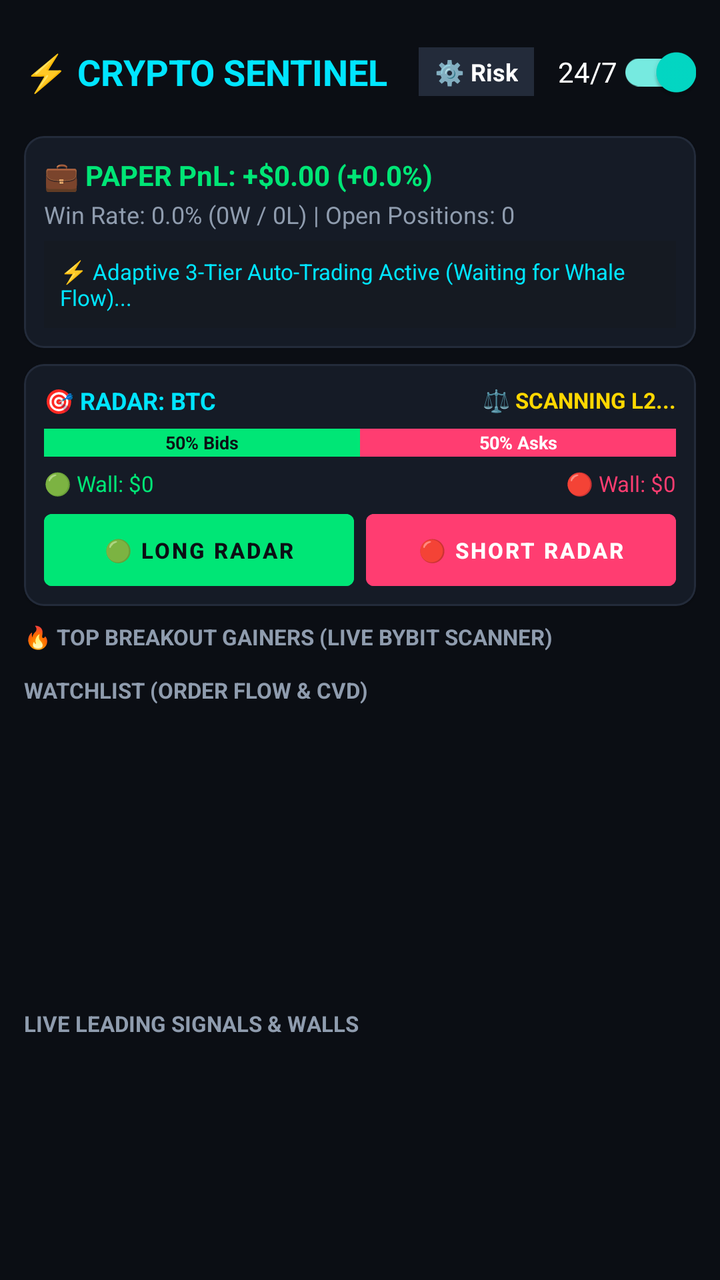
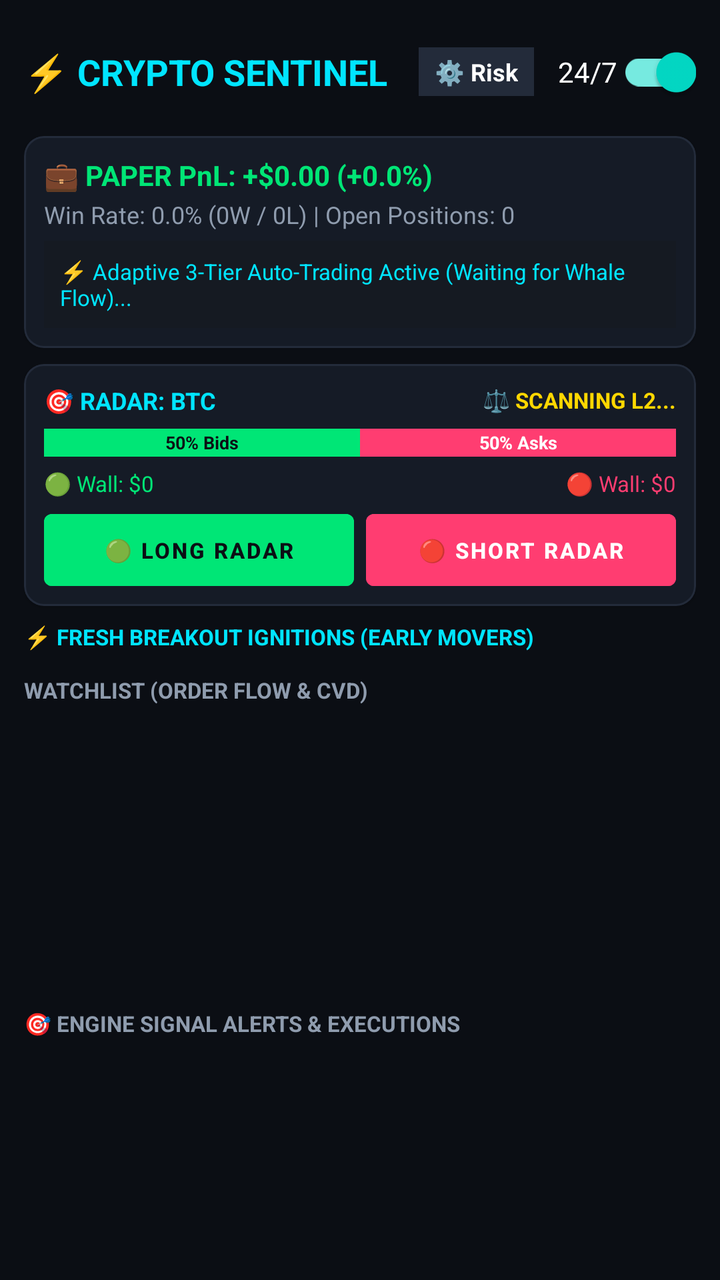

An Android layout rendered at two revisions. The XML below is the earlier revision; the diff shows what the commit changed to produce the second picture.
<!-- AndroidManifest.xml: application theme Theme.CryptoSentinel -->
<!-- res/layout/activity_main.xml -->
<?xml version="1.0" encoding="utf-8"?>
<LinearLayout xmlns:android="http://schemas.android.com/apk/res/android"
    xmlns:app="http://schemas.android.com/apk/res-auto"
    android:layout_width="match_parent"
    android:layout_height="match_parent"
    android:background="@color/bg_dark"
    android:orientation="vertical"
    android:padding="12dp">

    
    <LinearLayout
        android:layout_width="match_parent"
        android:layout_height="wrap_content"
        android:gravity="center_vertical"
        android:orientation="horizontal">

        <TextView
            android:layout_width="0dp"
            android:layout_height="wrap_content"
            android:layout_weight="1"
            android:text="⚡ CRYPTO SENTINEL"
            android:textColor="@color/primary_cyan"
            android:textSize="18sp"
            android:textStyle="bold" />

        <TextView
            android:id="@+id/btnOpenSettings"
            android:layout_width="wrap_content"
            android:layout_height="wrap_content"
            android:layout_marginEnd="12dp"
            android:background="@color/card_border"
            android:clickable="true"
            android:focusable="true"
            android:paddingHorizontal="8dp"
            android:paddingVertical="4dp"
            android:text="⚙️ Risk"
            android:textColor="@color/text_white"
            android:textSize="12sp"
            android:textStyle="bold" />

        <com.google.android.material.switchmaterial.SwitchMaterial
            android:id="@+id/switchService"
            android:layout_width="wrap_content"
            android:layout_height="wrap_content"
            android:checked="true"
            android:text="24/7"
            android:textColor="@color/text_white" />
    </LinearLayout>

    
    <com.google.android.material.card.MaterialCardView
        android:layout_width="match_parent"
        android:layout_height="wrap_content"
        android:layout_marginTop="8dp"
        app:cardBackgroundColor="@color/card_bg"
        app:cardCornerRadius="10dp"
        app:strokeColor="@color/card_border"
        app:strokeWidth="1dp">

        <LinearLayout
            android:layout_width="match_parent"
            android:layout_height="wrap_content"
            android:orientation="vertical"
            android:padding="10dp">

            <TextView
                android:id="@+id/tvPaperPnl"
                android:layout_width="wrap_content"
                android:layout_height="wrap_content"
                android:text="💼 PAPER PnL: +$0.00 (+0.0%)"
                android:textColor="@color/neon_green"
                android:textSize="14sp"
                android:textStyle="bold" />

            <TextView
                android:id="@+id/tvPaperWinRate"
                android:layout_width="wrap_content"
                android:layout_height="wrap_content"
                android:layout_marginTop="2dp"
                android:text="Win Rate: 0.0% (0W / 0L) | Open Positions: 0"
                android:textColor="@color/text_dim"
                android:textSize="12sp" />

            
            <TextView
                android:id="@+id/tvPositionsEmpty"
                android:layout_width="match_parent"
                android:layout_height="wrap_content"
                android:layout_marginTop="5dp"
                android:background="#151A22"
                android:padding="8dp"
                android:text="⚡ Adaptive 3-Tier Auto-Trading Active (Waiting for Whale Flow)..."
                android:textColor="@color/primary_cyan"
                android:textSize="11sp" />

            
            <androidx.recyclerview.widget.RecyclerView
                android:id="@+id/rvActivePositions"
                android:layout_width="match_parent"
                android:layout_height="wrap_content"
                android:layout_marginTop="2dp"
                android:nestedScrollingEnabled="false"
                android:visibility="gone" />
        </LinearLayout>
    </com.google.android.material.card.MaterialCardView>

    
    <com.google.android.material.card.MaterialCardView
        android:layout_width="match_parent"
        android:layout_height="wrap_content"
        android:layout_marginTop="8dp"
        app:cardBackgroundColor="@color/card_bg"
        app:cardCornerRadius="10dp"
        app:strokeColor="@color/card_border"
        app:strokeWidth="1dp">

        <LinearLayout
            android:layout_width="match_parent"
            android:layout_height="wrap_content"
            android:orientation="vertical"
            android:padding="10dp">

            <LinearLayout
                android:layout_width="match_parent"
                android:layout_height="wrap_content"
                android:gravity="center_vertical"
                android:orientation="horizontal">

                <TextView
                    android:id="@+id/tvRadarSymbol"
                    android:layout_width="0dp"
                    android:layout_height="wrap_content"
                    android:layout_weight="1"
                    android:text="🎯 RADAR: BTC"
                    android:textColor="@color/primary_cyan"
                    android:textSize="12sp"
                    android:textStyle="bold" />

                <TextView
                    android:id="@+id/tvRadarStatus"
                    android:layout_width="wrap_content"
                    android:layout_height="wrap_content"
                    android:text="⚖️ SCANNING L2..."
                    android:textColor="@color/gold_accent"
                    android:textSize="11sp"
                    android:textStyle="bold" />
            </LinearLayout>

            
            <LinearLayout
                android:layout_width="match_parent"
                android:layout_height="14dp"
                android:layout_marginTop="6dp"
                android:orientation="horizontal">

                <TextView
                    android:id="@+id/barBids"
                    android:layout_width="0dp"
                    android:layout_height="match_parent"
                    android:layout_weight="50"
                    android:background="@color/neon_green"
                    android:gravity="center"
                    android:text="50% Bids"
                    android:textColor="@color/bg_dark"
                    android:textSize="9sp"
                    android:textStyle="bold" />

                <TextView
                    android:id="@+id/barAsks"
                    android:layout_width="0dp"
                    android:layout_height="match_parent"
                    android:layout_weight="50"
                    android:background="@color/neon_red"
                    android:gravity="center"
                    android:text="50% Asks"
                    android:textColor="@color/text_white"
                    android:textSize="9sp"
                    android:textStyle="bold" />
            </LinearLayout>

            
            <LinearLayout
                android:layout_width="match_parent"
                android:layout_height="wrap_content"
                android:layout_marginTop="6dp"
                android:orientation="horizontal">

                <TextView
                    android:id="@+id/tvBidWall"
                    android:layout_width="0dp"
                    android:layout_height="wrap_content"
                    android:layout_weight="1"
                    android:text="🟢 Wall: $0"
                    android:textColor="@color/neon_green"
                    android:textSize="11sp" />

                <TextView
                    android:id="@+id/tvAskWall"
                    android:layout_width="0dp"
                    android:layout_height="wrap_content"
                    android:layout_weight="1"
                    android:gravity="end"
                    android:text="🔴 Wall: $0"
                    android:textColor="@color/neon_red"
                    android:textSize="11sp" />
            </LinearLayout>

            
            <LinearLayout
                android:layout_width="match_parent"
                android:layout_height="wrap_content"
                android:layout_marginTop="8dp"
                android:orientation="horizontal">

                <com.google.android.material.button.MaterialButton
                    android:id="@+id/btnRadarLong"
                    android:layout_width="0dp"
                    android:layout_height="36dp"
                    android:layout_marginEnd="6dp"
                    android:layout_weight="1"
                    android:backgroundTint="@color/neon_green"
                    android:insetTop="0dp"
                    android:insetBottom="0dp"
                    android:padding="0dp"
                    android:text="🟢 LONG RADAR"
                    android:textColor="@color/bg_dark"
                    android:textSize="11sp"
                    android:textStyle="bold" />

                <com.google.android.material.button.MaterialButton
                    android:id="@+id/btnRadarShort"
                    android:layout_width="0dp"
                    android:layout_height="36dp"
                    android:layout_weight="1"
                    android:backgroundTint="@color/neon_red"
                    android:insetTop="0dp"
                    android:insetBottom="0dp"
                    android:padding="0dp"
                    android:text="🔴 SHORT RADAR"
                    android:textColor="@color/text_white"
                    android:textSize="11sp"
                    android:textStyle="bold" />
            </LinearLayout>

        </LinearLayout>
    </com.google.android.material.card.MaterialCardView>

    
    <TextView
        android:id="@+id/tvStoriesHeader"
        android:layout_width="wrap_content"
        android:layout_height="wrap_content"
        android:layout_marginTop="8dp"
        android:layout_marginBottom="4dp"
        android:text="📖 TRADE STORY (RECENT EXITS - TAP FOR CHART)"
        android:textColor="@color/text_dim"
        android:textSize="11sp"
        android:textStyle="bold"
        android:visibility="gone" />

    
    <androidx.recyclerview.widget.RecyclerView
        android:id="@+id/rvStories"
        android:layout_width="match_parent"
        android:layout_height="wrap_content"
        android:clipToPadding="false"
        android:visibility="gone" />

    
    <TextView
        android:layout_width="wrap_content"
        android:layout_height="wrap_content"
        android:layout_marginTop="8dp"
        android:layout_marginBottom="4dp"
        android:text="🔥 TOP BREAKOUT GAINERS (LIVE BYBIT SCANNER)"
        android:textColor="@color/text_dim"
        android:textSize="11sp"
        android:textStyle="bold" />

    
    <androidx.recyclerview.widget.RecyclerView
        android:id="@+id/rvGainers"
        android:layout_width="match_parent"
        android:layout_height="wrap_content"
        android:clipToPadding="false"
        android:orientation="horizontal" />

    
    <TextView
        android:layout_width="wrap_content"
        android:layout_height="wrap_content"
        android:layout_marginTop="8dp"
        android:layout_marginBottom="4dp"
        android:text="WATCHLIST (ORDER FLOW &amp; CVD)"
        android:textColor="@color/text_dim"
        android:textSize="11sp"
        android:textStyle="bold" />

    
    <androidx.recyclerview.widget.RecyclerView
        android:id="@+id/rvCoins"
        android:layout_width="match_parent"
        android:layout_height="140dp"
        android:clipToPadding="false"
        android:scrollbars="vertical" />

    
    <TextView
        android:layout_width="wrap_content"
        android:layout_height="wrap_content"
        android:layout_marginTop="8dp"
        android:layout_marginBottom="4dp"
        android:text="LIVE LEADING SIGNALS &amp; WALLS"
        android:textColor="@color/text_dim"
        android:textSize="11sp"
        android:textStyle="bold" />

    
    <androidx.recyclerview.widget.RecyclerView
        android:id="@+id/rvAlerts"
        android:layout_width="match_parent"
        android:layout_height="0dp"
        android:layout_weight="1"
        android:clipToPadding="false"
        android:scrollbars="vertical" />

</LinearLayout>
<!-- resources referenced by this layout -->
<resources>
  <color name="bg_dark">#0B0E14</color>
  <color name="card_bg">#151B26</color>
  <color name="card_border">#232B3A</color>
  <color name="gold_accent">#FFD700</color>
  <color name="neon_green">#00E676</color>
  <color name="neon_red">#FF3D71</color>
  <color name="primary_cyan">#00E5FF</color>
  <color name="text_dim">#8F9CAE</color>
  <color name="text_white">#FFFFFF</color>
  <style name="Theme.CryptoSentinel" parent="Theme.MaterialComponents.DayNight.NoActionBar">
          <item name="colorPrimary">@color/primary_cyan</item>
          <item name="colorPrimaryVariant">@color/primary_cyan</item>
          <item name="colorOnPrimary">@color/bg_dark</item>
          <item name="android:windowBackground">@color/bg_dark</item>
          <item name="android:statusBarColor">@color/bg_dark</item>
          <item name="android:navigationBarColor">@color/bg_dark</item>
      </style>
</resources>

<!-- the commit's change to res/layout/activity_main.xml (unified diff, before → after) -->
@@ -272,8 +272,8 @@
         android:layout_height="wrap_content"
         android:layout_marginTop="8dp"
         android:layout_marginBottom="4dp"
-        android:text="🔥 TOP BREAKOUT GAINERS (LIVE BYBIT SCANNER)"
-        android:textColor="@color/text_dim"
+        android:text="⚡ FRESH BREAKOUT IGNITIONS (EARLY MOVERS)"
+        android:textColor="@color/primary_cyan"
         android:textSize="11sp"
         android:textStyle="bold" />
 
@@ -310,7 +310,7 @@
         android:layout_height="wrap_content"
         android:layout_marginTop="8dp"
         android:layout_marginBottom="4dp"
-        android:text="LIVE LEADING SIGNALS &amp; WALLS"
+        android:text="🎯 ENGINE SIGNAL ALERTS &amp; EXECUTIONS"
         android:textColor="@color/text_dim"
         android:textSize="11sp"
         android:textStyle="bold" />
